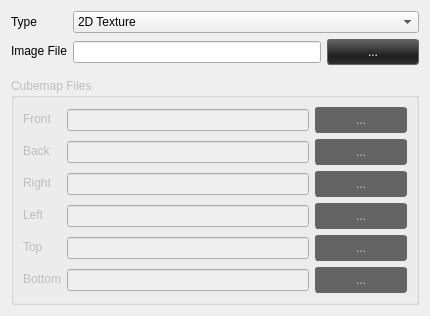
The window that ui/texture_widget.ui (dprandle/bbtoolkit) describes before a commit, drawn with Qt 5.
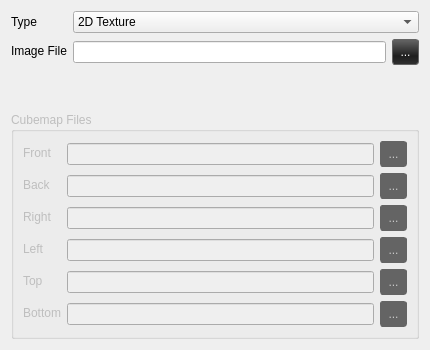
The same window after the commit.

Diff of the .ui file:
```diff
--- a/ui/texture_widget.ui
+++ b/ui/texture_widget.ui
@@ -7,7 +7,7 @@
     <x>0</x>
     <y>0</y>
     <width>430</width>
-    <height>316</height>
+    <height>350</height>
    </rect>
   </property>
   <property name="windowTitle">
@@ -58,15 +58,14 @@
 border: 1px solid rgb(100,100,100);
 padding: 5px;
 color: white;
-min-width: 80px;	
-min-width: 1em;
+min-width: 15px;
 }
 
 QPushButton:disabled {
 background-color: rgb(100,100,100);
 color: rgb(200,200,200);
 border: 1px solid rgb(100,100,100);
-min-width: 6em;
+min-width: 15px;
 }
 
 QPushButton:hover {
@@ -120,15 +119,14 @@
 border: 1px solid rgb(100,100,100);
 padding: 5px;
 color: white;
-min-width: 80px;	
-min-width: 1em;
+min-width: 15px;
 }
 
 QPushButton:disabled {
 background-color: rgb(100,100,100);
 color: rgb(200,200,200);
 border: 1px solid rgb(100,100,100);
-min-width: 1em;
+min-width: 15px;
 }
 
 QPushButton:hover {
@@ -178,15 +176,14 @@
 border: 1px solid rgb(100,100,100);
 padding: 5px;
 color: white;
-min-width: 80px;	
-min-width: 1em;
+min-width: 15px;
 }
 
 QPushButton:disabled {
 background-color: rgb(100,100,100);
 color: rgb(200,200,200);
 border: 1px solid rgb(100,100,100);
-min-width: 1em;
+min-width: 15px;
 }
 
 QPushButton:hover {
@@ -227,15 +224,14 @@
 border: 1px solid rgb(100,100,100);
 padding: 5px;
 color: white;
-min-width: 80px;	
-min-width: 1em;
+min-width: 15px;
 }
 
 QPushButton:disabled {
 background-color: rgb(100,100,100);
 color: rgb(200,200,200);
 border: 1px solid rgb(100,100,100);
-min-width: 1em;
+min-width: 15px;
 }
 
 QPushButton:hover {
@@ -276,15 +272,14 @@
 border: 1px solid rgb(100,100,100);
 padding: 5px;
 color: white;
-min-width: 80px;	
-min-width: 1em;
+min-width: 15px;
 }
 
 QPushButton:disabled {
 background-color: rgb(100,100,100);
 color: rgb(200,200,200);
 border: 1px solid rgb(100,100,100);
-min-width: 1em;
+min-width: 15px;
 }
 
 QPushButton:hover {
@@ -325,15 +320,14 @@
 border: 1px solid rgb(100,100,100);
 padding: 5px;
 color: white;
-min-width: 80px;	
-min-width: 1em;
+min-width: 15px;
 }
 
 QPushButton:disabled {
 background-color: rgb(100,100,100);
 color: rgb(200,200,200);
 border: 1px solid rgb(100,100,100);
-min-width: 1em;
+min-width: 15px;
 }
 
 QPushButton:hover {
@@ -374,15 +368,14 @@
 border: 1px solid rgb(100,100,100);
 padding: 5px;
 color: white;
-min-width: 80px;	
-min-width: 1em;
+min-width: 15px;
 }
 
 QPushButton:disabled {
 background-color: rgb(100,100,100);
 color: rgb(200,200,200);
 border: 1px solid rgb(100,100,100);
-min-width: 1em;
+min-width: 15px;
 }
 
 QPushButton:hover {
```
Left out of the diff: 2 changed lines with no effect on the pictures.
